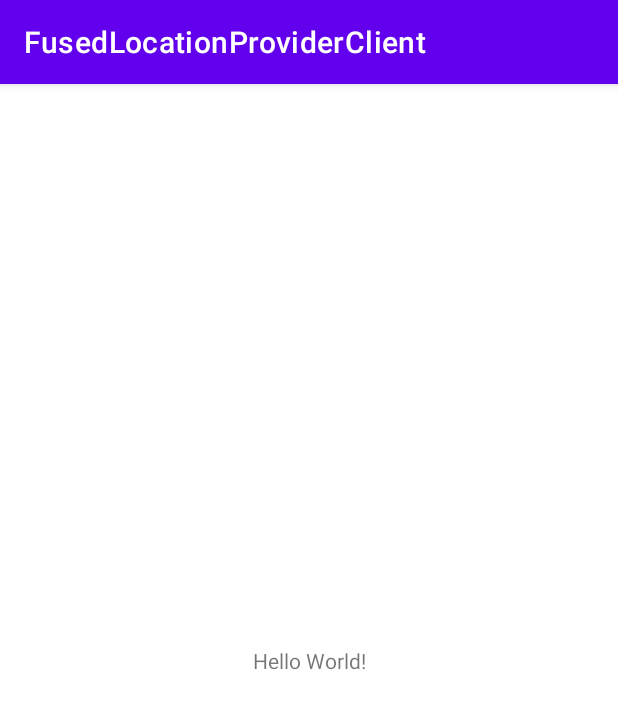
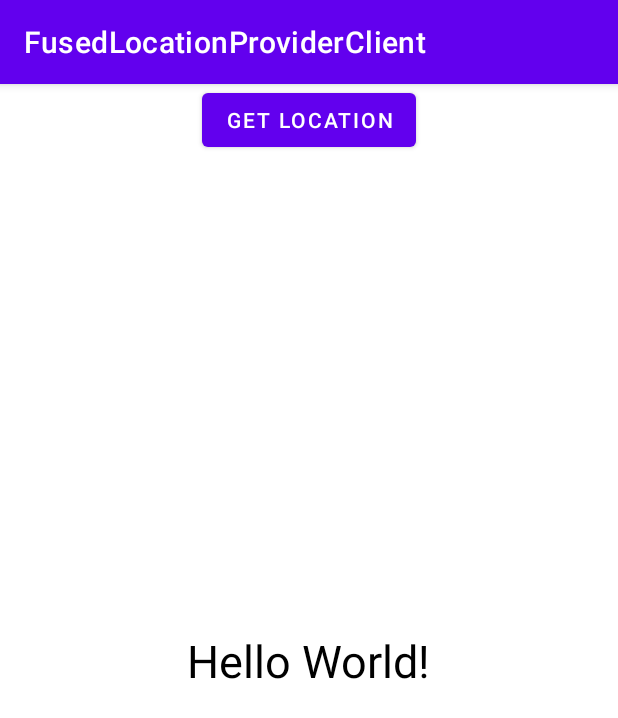
Before and after one commit to ValeriaCalderon123/ubicationLAB10IDNP, an Android app: the screen it shows after launch (MainActivity), on a phone screen of 412 x 824 dp. Shown: the top 718 px of the screen. Run offline under Robolectric (Android 15) with nearby library versions, the phone set to English and light mode, and no system bars.

Commit message:
Cambios Ubicacion

```diff
--- a/FusedLocationProviderClient/app/build.gradle
+++ b/FusedLocationProviderClient/app/build.gradle
@@ -40,4 +40,6 @@ dependencies {
     testImplementation 'junit:junit:4.+'
     androidTestImplementation 'androidx.test.ext:junit:1.1.3'
     androidTestImplementation 'androidx.test.espresso:espresso-core:3.4.0'
+
+    implementation 'com.google.android.gms:play-services-location:17.1.0'
 }
--- a/FusedLocationProviderClient/app/src/main/AndroidManifest.xml
+++ b/FusedLocationProviderClient/app/src/main/AndroidManifest.xml
@@ -1,6 +1,9 @@
 <?xml version="1.0" encoding="utf-8"?>
 <manifest xmlns:android="http://schemas.android.com/apk/res/android"
     package="com.example.fusedlocationproviderclient">
+
+    <uses-permission android:name="android.permission.ACCESS_COARSE_LOCATION"/>
+    <uses-permission android:name="android.permission.ACCESS_FINE_LOCATION"/>
 
     <application
         android:allowBackup="true"
--- a/FusedLocationProviderClient/app/src/main/res/layout/activity_main.xml
+++ b/FusedLocationProviderClient/app/src/main/res/layout/activity_main.xml
@@ -7,12 +7,25 @@
     tools:context=".MainActivity">
 
     <TextView
+        android:id="@+id/textView"
         android:layout_width="wrap_content"
         android:layout_height="wrap_content"
         android:text="Hello World!"
+        android:textColor="@color/black"
+        android:textSize="30sp"
         app:layout_constraintBottom_toBottomOf="parent"
         app:layout_constraintLeft_toLeftOf="parent"
         app:layout_constraintRight_toRightOf="parent"
         app:layout_constraintTop_toTopOf="parent" />
 
+    <Button
+        android:id="@+id/button"
+        android:layout_width="wrap_content"
+        android:layout_height="wrap_content"
+        android:text="Get Location"
+        app:layout_constraintEnd_toEndOf="parent"
+        app:layout_constraintHorizontal_bias="0.5"
+        app:layout_constraintStart_toStartOf="parent"
+        tools:layout_editor_absoluteY="473dp" />
+
 </androidx.constraintlayout.widget.ConstraintLayout>
```
Also changed, not shown: FusedLocationProviderClient/app/src/main/java/com/example/fusedlocationproviderclient/MainActivity.kt (+62 -0 lines), 1 other file.
